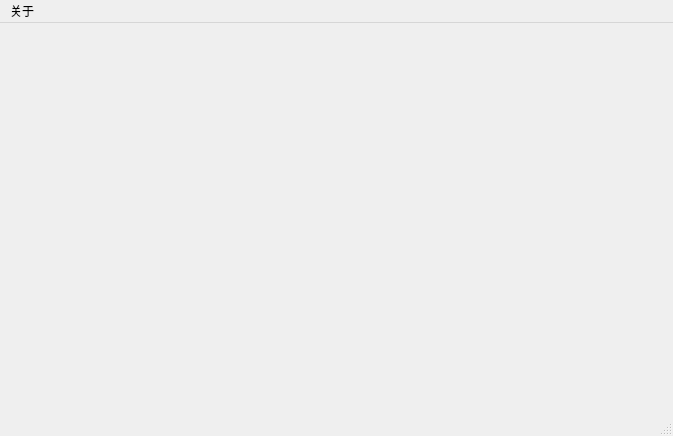
Old version of the form aria2Launcher.ui in the repository 15dd/Aria2_Launcher.
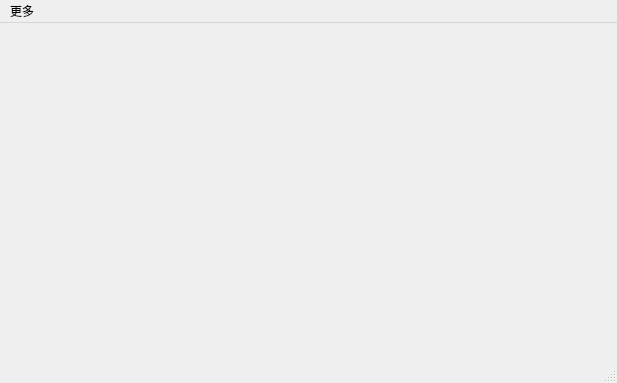
New version of the form. Icons and pictures are not drawn.

What changed in the file:
```diff
--- a/aria2Launcher.ui
+++ b/aria2Launcher.ui
@@ -6,8 +6,8 @@
    <rect>
     <x>0</x>
     <y>0</y>
-    <width>673</width>
-    <height>436</height>
+    <width>617</width>
+    <height>383</height>
    </rect>
   </property>
   <property name="windowTitle">
@@ -25,18 +25,18 @@
     <rect>
      <x>0</x>
      <y>0</y>
-     <width>673</width>
+     <width>617</width>
      <height>22</height>
     </rect>
    </property>
-   <widget class="QMenu" name="about">
+   <widget class="QMenu" name="more">
     <property name="title">
-     <string>关于</string>
+     <string>更多</string>
     </property>
     <addaction name="aboutQt"/>
     <addaction name="aboutThis"/>
    </widget>
-   <addaction name="about"/>
+   <addaction name="more"/>
   </widget>
   <widget class="QStatusBar" name="statusBar"/>
   <action name="cmdPage">
```
Left out of the diff: 77 changed lines with no effect on the pictures.
